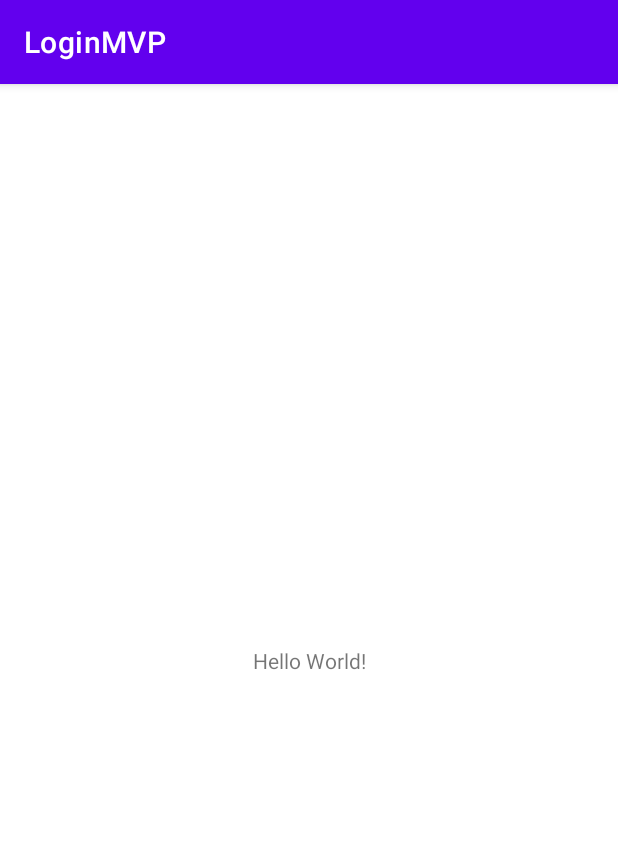
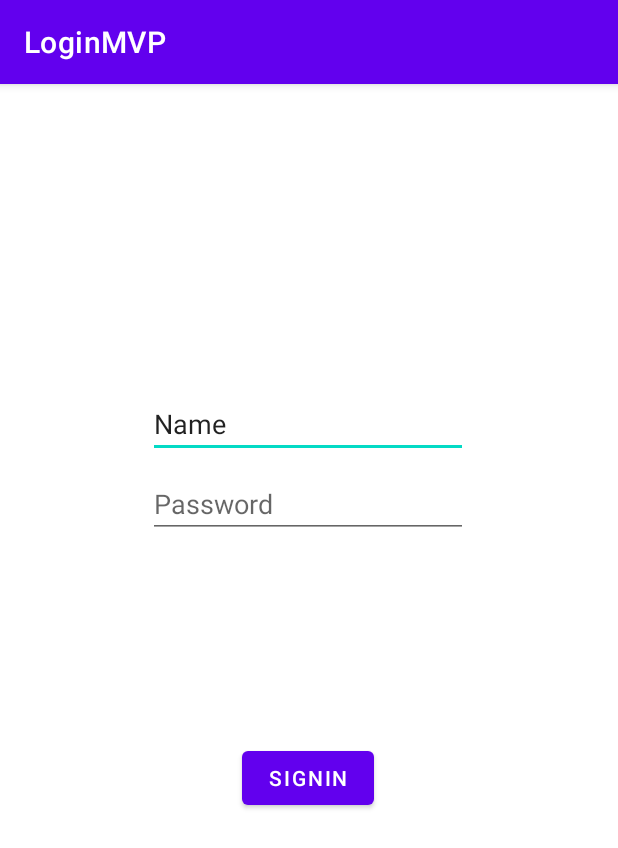
Before and after one commit to nmahnic/LoginMVP, an Android app: the screen it shows after launch (MainActivity), on a phone screen of 412 x 824 dp. Shown: the top 848 px of the screen. Run offline under Robolectric (Android 15) with nearby library versions, the phone set to English and light mode, and no system bars.

Commit message:
toggle progressBar status with signIn button

```diff
--- a/app/build.gradle
+++ b/app/build.gradle
@@ -1,6 +1,7 @@
 plugins {
     id 'com.android.application'
     id 'kotlin-android'
+    id 'kotlin-android-extensions'
 }
 
 android {
--- a/app/src/main/AndroidManifest.xml
+++ b/app/src/main/AndroidManifest.xml
@@ -9,7 +9,7 @@
         android:roundIcon="@mipmap/ic_launcher_round"
         android:supportsRtl="true"
         android:theme="@style/Theme.LoginMVP">
-        <activity android:name=".MainActivity">
+        <activity android:name=".presentation.login.view.MainActivity">
             <intent-filter>
                 <action android:name="android.intent.action.MAIN" />
 
--- a/app/src/main/java/com/loginmvp/MainActivity.kt
+++ /dev/null
@@ -1,11 +0,0 @@
-package com.loginmvp
-
-import androidx.appcompat.app.AppCompatActivity
-import android.os.Bundle
-
-class MainActivity : AppCompatActivity() {
-    override fun onCreate(savedInstanceState: Bundle?) {
-        super.onCreate(savedInstanceState)
-        setContentView(R.layout.activity_main)
-    }
-}
--- /dev/null
+++ b/app/src/main/java/com/loginmvp/base/BaseActivity.kt
@@ -0,0 +1,28 @@
+package com.loginmvp.base
+
+import android.content.Context
+import android.os.Bundle
+import android.view.Window
+import android.view.WindowManager.LayoutParams.FLAG_FULLSCREEN
+import android.widget.Toast
+import androidx.annotation.LayoutRes
+import androidx.appcompat.app.AppCompatActivity
+
+@Suppress("DEPRECATION")
+abstract class BaseActivity: AppCompatActivity() {
+
+    override fun onCreate(savedInstanceState: Bundle?) {
+        super.onCreate(savedInstanceState)
+        requestWindowFeature(Window.FEATURE_NO_TITLE)
+        window.setFlags(FLAG_FULLSCREEN, FLAG_FULLSCREEN)
+        setContentView(getLayout())
+    }
+
+    @LayoutRes
+    abstract fun getLayout(): Int
+
+    fun Context.toast(context: Context = applicationContext, message: String, duration: Int = Toast.LENGTH_SHORT){
+        Toast.makeText(context, message, duration).show()
+    }
+
+}
--- /dev/null
+++ b/app/src/main/java/com/loginmvp/presentation/login/LoginContract.kt
@@ -0,0 +1,10 @@
+package com.loginmvp.presentation.login
+
+interface LoginContract {
+    interface View {
+        fun showError(msgError: String)
+        fun showProgressDialog()
+        fun hideProgressDialog()
+        fun signIn()
+    }
+}
--- /dev/null
+++ b/app/src/main/java/com/loginmvp/presentation/login/view/MainActivity.kt
@@ -0,0 +1,52 @@
+package com.loginmvp.presentation.login.view
+
+
+import android.os.Bundle
+import android.view.View
+import android.view.Window
+import android.view.WindowManager
+import android.widget.Toast
+import com.loginmvp.R
+import com.loginmvp.base.BaseActivity
+import com.loginmvp.presentation.login.LoginContract
+
+import kotlinx.android.synthetic.main.activity_main.*
+
+class MainActivity : BaseActivity() , LoginContract.View{
+
+    override fun onCreate(savedInstanceState: Bundle?) {
+        super.onCreate(savedInstanceState)
+        btn_signIn.setOnClickListener{
+            signIn()
+        }
+    }
+
+    override fun getLayout(): Int {
+        return R.layout.activity_main
+    }
+
+    override fun showError(msgError: String) {
+        toast(this, msgError)
+    }
+
+    override fun showProgressDialog() {
+        progressBar_signIn.visibility = View.VISIBLE
+    }
+
+    override fun hideProgressDialog() {
+        progressBar_signIn.visibility = View.GONE
+    }
+
+    var i = false
+    override fun signIn() {
+
+        toast(this,"Prueba Boton ${i}")
+        if(i == true){
+            i=false
+            hideProgressDialog()
+        }else{
+            i= true
+            showProgressDialog()
+        }
+    }
+}
--- a/app/src/main/res/layout/activity_main.xml
+++ b/app/src/main/res/layout/activity_main.xml
@@ -4,15 +4,61 @@
     xmlns:tools="http://schemas.android.com/tools"
     android:layout_width="match_parent"
     android:layout_height="match_parent"
-    tools:context=".MainActivity">
+    tools:context=".presentation.login.view.MainActivity">
 
-    <TextView
+    <EditText
+        android:id="@+id/etxt_email"
         android:layout_width="wrap_content"
         android:layout_height="wrap_content"
-        android:text="Hello World!"
-        app:layout_constraintBottom_toBottomOf="parent"
-        app:layout_constraintLeft_toLeftOf="parent"
-        app:layout_constraintRight_toRightOf="parent"
+        android:layout_marginTop="204dp"
+        android:hint="E-mail"
+        android:ems="10"
+        android:inputType="textPersonName"
+        android:text="Name"
+        app:layout_constraintEnd_toEndOf="parent"
+        app:layout_constraintHorizontal_bias="0.497"
+        app:layout_constraintStart_toStartOf="parent"
         app:layout_constraintTop_toTopOf="parent" />
 
+    <EditText
+        android:id="@+id/etxt_password"
+        android:layout_width="wrap_content"
+        android:layout_height="wrap_content"
+        android:layout_marginTop="8dp"
+        android:hint="Password"
+        android:ems="10"
+        android:inputType="textPassword"
+        app:layout_constraintEnd_toEndOf="parent"
+        app:layout_constraintHorizontal_bias="0.497"
+        app:layout_constraintStart_toStartOf="parent"
+        app:layout_constraintTop_toBottomOf="@+id/etxt_email" />
+
+    <Button
+        android:id="@+id/btn_signIn"
+        android:layout_width="wrap_content"
+        android:layout_height="wrap_content"
+        android:layout_marginStart="8dp"
+        android:layout_marginTop="136dp"
+        android:layout_marginEnd="8dp"
+        android:text="SignIn"
+        app:layout_constraintEnd_toEndOf="parent"
+        app:layout_constraintHorizontal_bias="0.498"
+        app:layout_constraintStart_toStartOf="parent"
+        app:layout_constraintTop_toBottomOf="@+id/etxt_password" />
+
+    <ProgressBar
+        android:id="@+id/progressBar_signIn"
+        style="?android:attr/progressBarStyle"
+        android:layout_width="wrap_content"
+        android:layout_height="wrap_content"
+        android:visibility="gone"
+        app:layout_constraintStart_toStartOf="parent"
+        app:layout_constraintEnd_toEndOf="parent"
+        app:layout_constraintHorizontal_bias="0.498"
+        android:layout_marginTop="8dp"
+        android:layout_marginEnd="8dp"
+        android:layout_marginStart="8dp"
+        app:layout_constraintTop_toBottomOf="@+id/etxt_password" />
+
+
 </androidx.constraintlayout.widget.ConstraintLayout>
```
